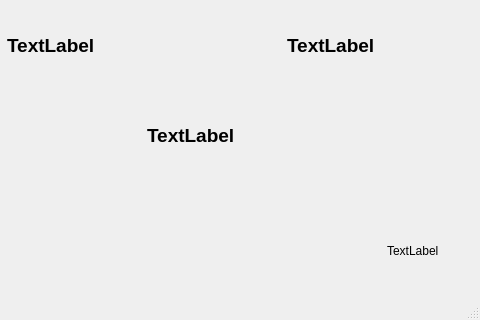
Qt form SenecDashboard.ui (arpadkov/SenecDashboard) before a commit; both pictures show x 103 to 583 and y 127 to 447 of the 583 by 447 pixel window.
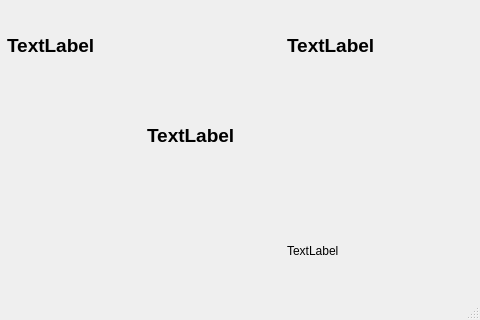
The same form after that commit.

```diff
--- a/SenecDashboard.ui
+++ b/SenecDashboard.ui
@@ -17,9 +17,9 @@
    <widget class="QLabel" name="testLabel">
     <property name="geometry">
      <rect>
-      <x>490</x>
+      <x>390</x>
       <y>340</y>
-      <width>71</width>
+      <width>171</width>
       <height>41</height>
      </rect>
     </property>
```
Left out of the diff: 2 changed lines with no effect on the pictures.
